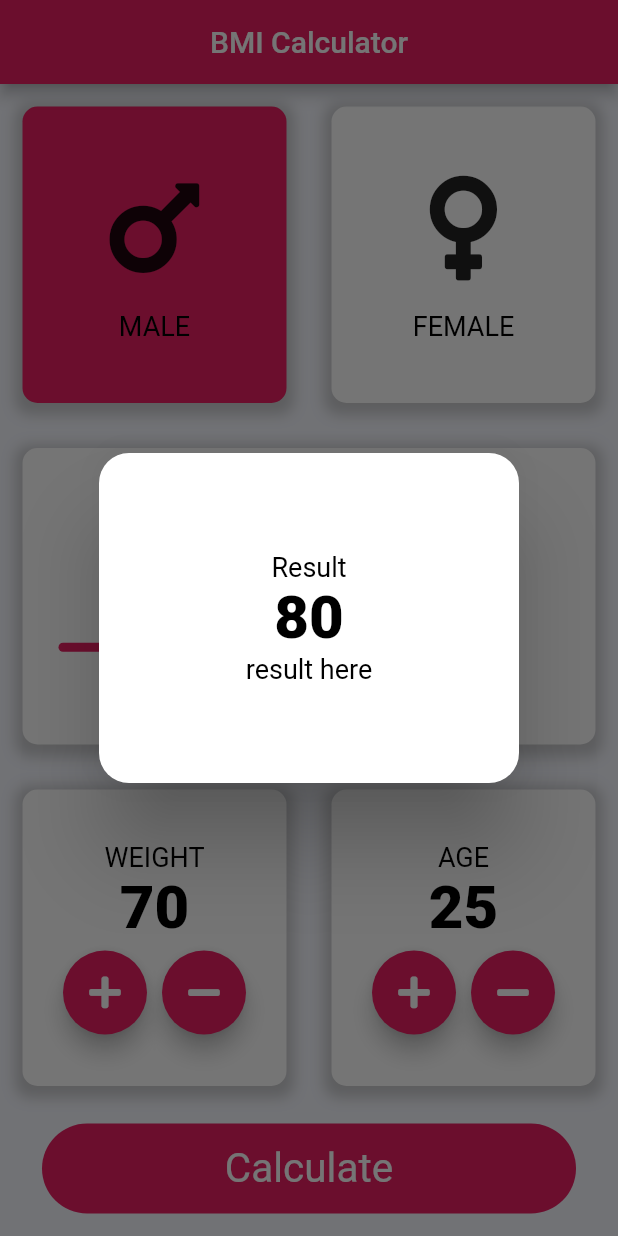
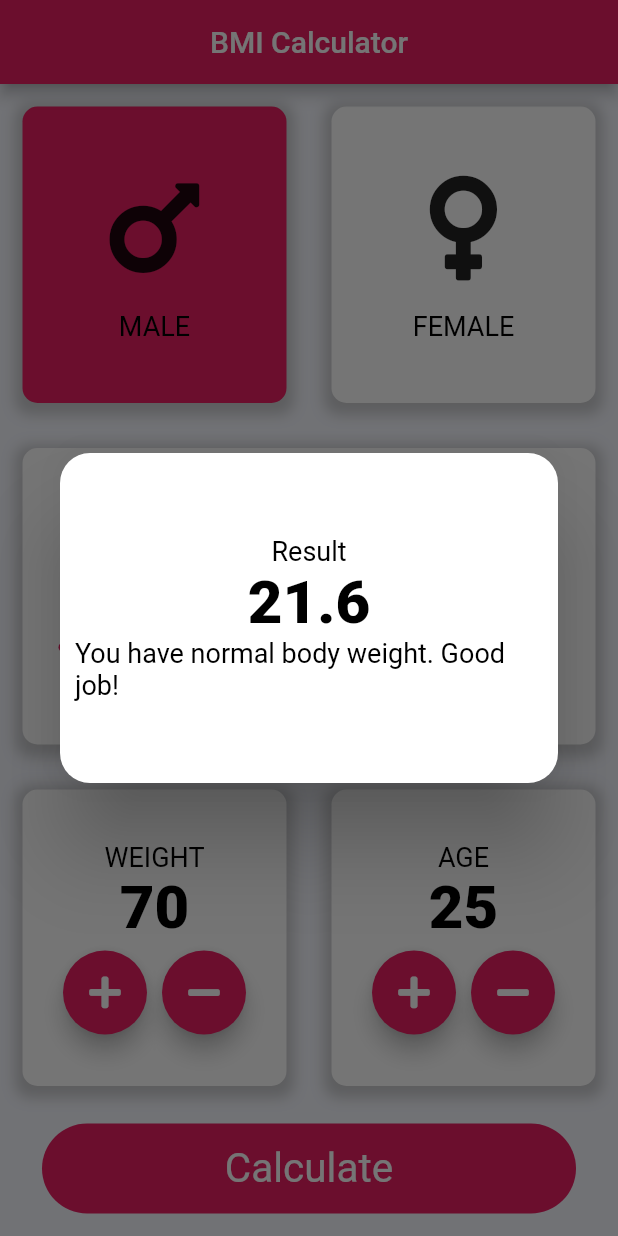
Before and after one commit to SomyaRanjanSahu/BMI-Calculator, a Flutter app: the screen it shows after launch, after a tap on "Calculate", on a phone screen of 412 x 824 dp. Run offline on Flutter 3.47's test engine with Material 2 defaults, Android fonts, the phone set to English and light mode, and no system bars; our stand-ins replace font_awesome_flutter.

Commit message:
Functions created to calculate BMI

```diff
--- a/lib/main_screen.dart
+++ b/lib/main_screen.dart
@@ -1,3 +1,4 @@
+import 'dart:math';
 import 'package:flutter/material.dart';
 import 'package:font_awesome_flutter/font_awesome_flutter.dart';
 import 'container_box.dart';
@@ -19,8 +20,9 @@ class _MainScreenState extends State<MainScreen> {
   int height = 180;
   int weight = 70;
   int age = 25;
-  int result = 80;
+  String result = "";
   String resultDetail = "result here";
+  double bmi = 0;
 
   void updateBoxColor(int gender) {
     if (gender == 1) {
@@ -39,6 +41,21 @@ class _MainScreenState extends State<MainScreen> {
         femaleBoxColor = inActiveColor;
         maleBoxColor = activeColor;
       }
+    }
+  }
+
+  String calculateBmi(int weight, int height) {
+    bmi = weight / pow(height / 100, 2);
+    return bmi.toStringAsFixed(1);
+  }
+
+  String getInterpretation(double bmi) {
+    if (bmi >= 25) {
+      return "You have a higher than normal body weight. Try to exercise more.";
+    } else if (bmi > 18.5) {
+      return "You have normal body weight. Good job!";
+    } else {
+      return "You have a lower than normal body weight.You can eat a bit more now.";
     }
   }
 
@@ -204,6 +221,9 @@ class _MainScreenState extends State<MainScreen> {
           )),
           GestureDetector(
               onTap: () {
+                setState(() {
+                  result = calculateBmi(weight, height);
+                  resultDetail = getInterpretation(bmi);
                   showDialog(
                       context: context,
                       builder: (BuildContext context) {
@@ -234,6 +254,7 @@ class _MainScreenState extends State<MainScreen> {
                           ),
                         );
                       });
+                });
               },
               child: Container(
                 child: const Center(
```
Lines whose indentation alone changed are shown as unchanged.
